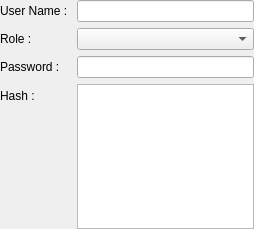
Old version of the form src/widgets/quauserwidgetedit.ui in the repository juangburgos/QUaAccessControl.
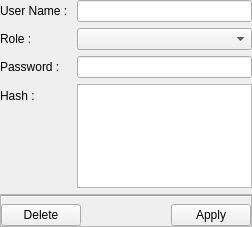
New version of the form. Custom widgets are drawn as their Qt base class.

What changed in the file:
```diff
--- a/src/widgets/quauserwidgetedit.ui
+++ b/src/widgets/quauserwidgetedit.ui
@@ -6,8 +6,8 @@
    <rect>
     <x>0</x>
     <y>0</y>
-    <width>254</width>
-    <height>229</height>
+    <width>252</width>
+    <height>227</height>
    </rect>
   </property>
   <property name="windowTitle">
@@ -36,6 +36,16 @@
    <item row="0" column="1">
     <widget class="QLineEdit" name="lineEditUserName"/>
    </item>
+   <item row="1" column="0">
+    <widget class="QLabel" name="labelRole">
+     <property name="text">
+      <string>Role : </string>
+     </property>
+    </widget>
+   </item>
+   <item row="1" column="1">
+    <widget class="QUaAcReadOnlyComboBox" name="comboBoxRole"/>
+   </item>
    <item row="2" column="0">
     <widget class="QLabel" name="labelPassword">
      <property name="text">
@@ -60,16 +70,64 @@
    <item row="3" column="1">
     <widget class="QPlainTextEdit" name="plainTextEditHash"/>
    </item>
-   <item row="1" column="0">
-    <widget class="QLabel" name="labelRole">
-     <property name="text">
-      <string>Role : </string>
+   <item row="4" column="0" colspan="2">
+    <widget class="QFrame" name="frameEditActions">
+     <property name="frameShape">
+      <enum>QFrame::StyledPanel</enum>
      </property>
+     <property name="frameShadow">
+      <enum>QFrame::Raised</enum>
+     </property>
+     <layout class="QGridLayout" name="gridLayout">
+      <property name="leftMargin">
+       <number>0</number>
+      </property>
+      <property name="topMargin">
+       <number>0</number>
+      </property>
+      <property name="rightMargin">
+       <number>0</number>
+      </property>
+      <property name="bottomMargin">
+       <number>0</number>
+      </property>
+      <item row="0" column="0" colspan="3">
+       <widget class="Line" name="line">
+        <property name="orientation">
+         <enum>Qt::Horizontal</enum>
+        </property>
+       </widget>
+      </item>
+      <item row="1" column="0">
+       <widget class="QPushButton" name="pushButtonDelete">
+        <property name="text">
+         <string>Delete</string>
+        </property>
+       </widget>
+      </item>
+      <item row="1" column="1">
+       <spacer name="horizontalSpacer">
+        <property name="orientation">
+         <enum>Qt::Horizontal</enum>
+        </property>
+        <property name="sizeHint" stdset="0">
+         <size>
+          <width>85</width>
+          <height>20</height>
+         </size>
+        </property>
+       </spacer>
+      </item>
+      <item row="1" column="2">
+       <widget class="QPushButton" name="pushButtonApply">
+        <property name="text">
+         <string>Apply</string>
+        </property>
+       </widget>
+      </item>
+     </layout>
     </widget>
    </item>
-   <item row="1" column="1">
-    <widget class="QUaAcReadOnlyComboBox" name="comboBoxRole"/>
-   </item>
   </layout>
  </widget>
  <customwidgets>
```
